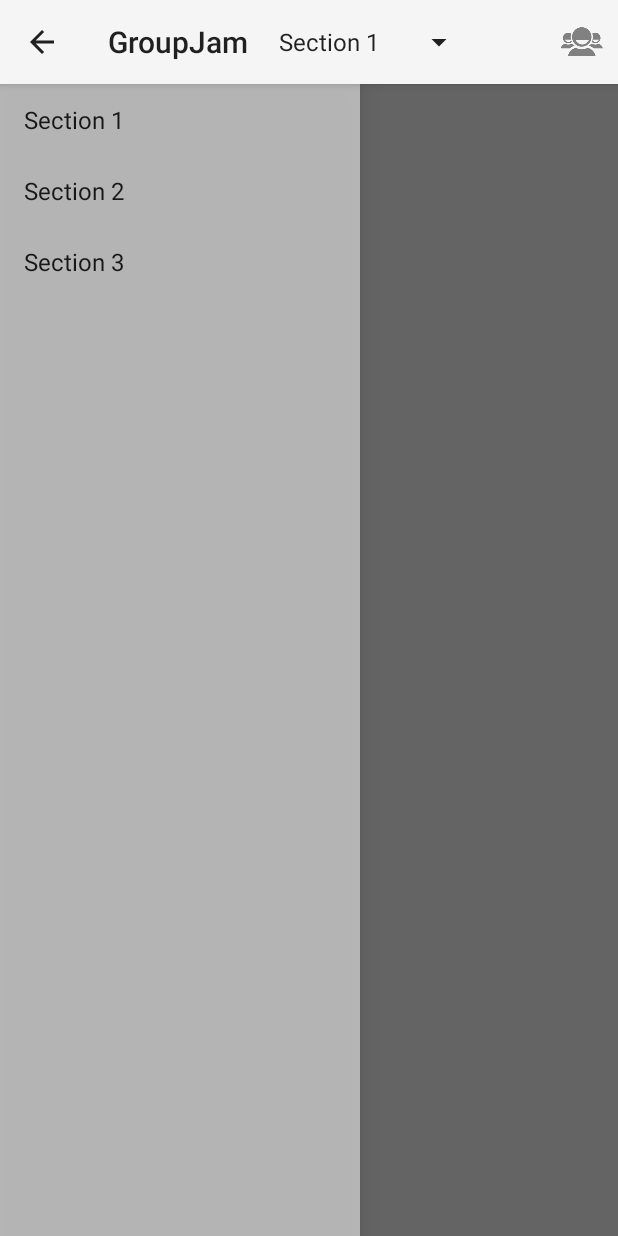
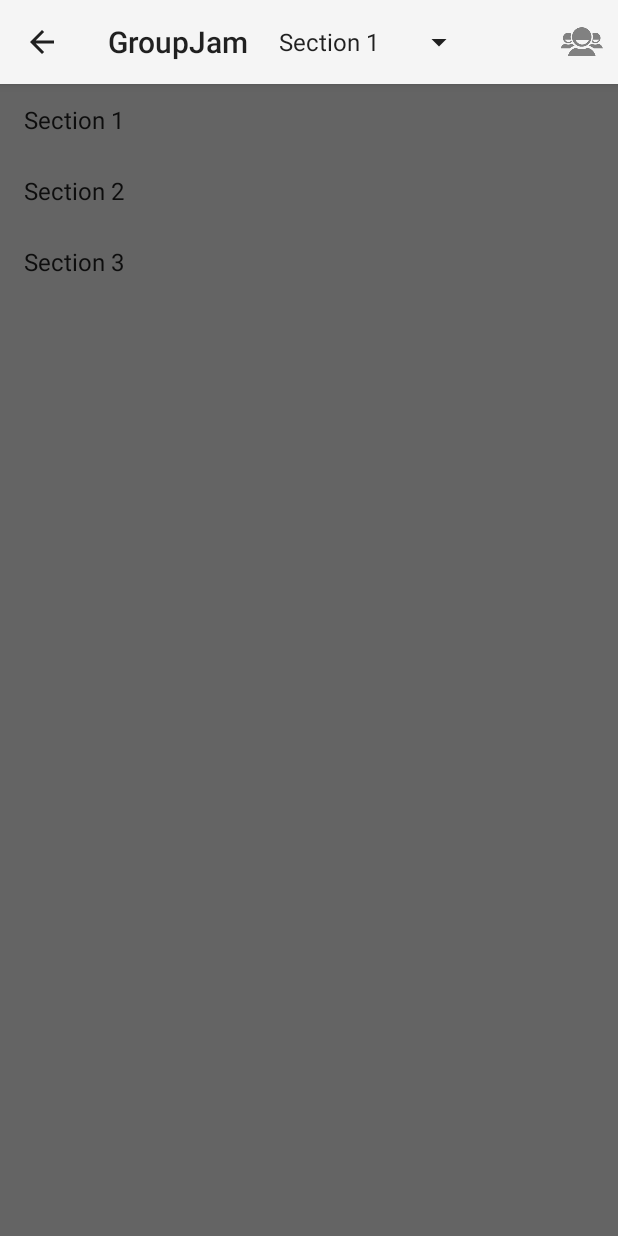
Before and after one commit to hkiehs/GroupJam, an Android app: the screen it shows after launch (HomeActivity), on a phone screen of 412 x 824 dp. Run offline under Robolectric (Android 15) with nearby library versions, the phone set to English and light mode, and no system bars; 4 statements that could not run were skipped.

Commit message:
layout finalised

```diff
--- a/GroupJam/src/main/java/com/noextent/groupjam/HomeActivity.java
+++ b/GroupJam/src/main/java/com/noextent/groupjam/HomeActivity.java
@@ -16,8 +16,13 @@ import android.view.ViewGroup;
 import android.widget.ArrayAdapter;
 import android.widget.TextView;
 import android.widget.Toast;
+import android.widget.Button;
+import android.support.v4.view.MenuItemCompat;
 
 public class HomeActivity extends ActionBarActivity implements ActionBar.OnNavigationListener, NavigationDrawerFragment.NavigationDrawerCallbacks {
+
+    static Button notifCount;
+    static int mNotifCount = 0;
 
     /**
      * The serialization (saved instance state) Bundle key representing the
@@ -42,11 +47,6 @@ public class HomeActivity extends ActionBarActivity implements ActionBar.OnNavig
 
         // Set up the action bar to show a dropdown list.
         ActionBar actionBar = getSupportActionBar();
-//        actionBar.setDisplayShowTitleEnabled(true);
-//        actionBar.setNavigationMode(ActionBar.NAVIGATION_MODE_LIST);
-//        actionBar.setTitle(mTitle);
-
-        // Set up the dropdown list navigation in the action bar.
         actionBar.setListNavigationCallbacks(
                 // Specify a SpinnerAdapter to populate the dropdown list.
                 new ArrayAdapter<String>(
@@ -104,8 +104,7 @@ public class HomeActivity extends ActionBarActivity implements ActionBar.OnNavig
     public void onRestoreInstanceState(Bundle savedInstanceState) {
         // Restore the previously serialized current dropdown position.
         if (savedInstanceState.containsKey(STATE_SELECTED_NAVIGATION_ITEM)) {
-            getSupportActionBar().setSelectedNavigationItem(0);
-//            getSupportActionBar().setSelectedNavigationItem(savedInstanceState.getInt(STATE_SELECTED_NAVIGATION_ITEM));
+            getSupportActionBar().setSelectedNavigationItem(savedInstanceState.getInt(STATE_SELECTED_NAVIGATION_ITEM));
         }
     }
 
@@ -121,6 +120,10 @@ public class HomeActivity extends ActionBarActivity implements ActionBar.OnNavig
     public boolean onCreateOptionsMenu(Menu menu) {
         // Inflate the menu; this adds items to the action bar if it is present.
         getMenuInflater().inflate(R.menu.home, menu);
+//        MenuItem item = menu.findItem(R.id.action_show_group);
+//        MenuItemCompat.setActionView(item, R.layout.feed_update_count);
+//        notifCount = (Button) MenuItemCompat.getActionView(item);
+//        notifCount.setText("2");
         showActionBar();
         return true;
     }
@@ -132,9 +135,15 @@ public class HomeActivity extends ActionBarActivity implements ActionBar.OnNavig
         // as you specify a parent activity in AndroidManifest.xml.
         int id = item.getItemId();
         if (id == R.id.action_add_group) {
-            Toast.makeText(HomeActivity.this, "Example action.", Toast.LENGTH_SHORT).show();
+            Toast.makeText(HomeActivity.this, "Create group", Toast.LENGTH_SHORT).show();
             return true;
         }
+//
+//        if (id == R.id.action_show_group) {
+//            Toast.makeText(HomeActivity.this, "Show group", Toast.LENGTH_SHORT).show();
+//            return true;
+//        }
+
 
 
         return super.onOptionsItemSelected(item);
--- a/GroupJam/src/main/res/layout/fragment_navigation_drawer.xml
+++ b/GroupJam/src/main/res/layout/fragment_navigation_drawer.xml
@@ -5,5 +5,5 @@
     android:choiceMode="singleChoice"
     android:divider="@android:color/transparent"
     android:dividerHeight="0dp"
-    android:background="#cccc"
+    android:background="@android:color/transparent"
     tools:context="com.noextent.groupjam.NavigationDrawerFragment" />
--- a/GroupJam/src/main/res/menu/home.xml
+++ b/GroupJam/src/main/res/menu/home.xml
@@ -7,4 +7,9 @@
         android:title="@string/action_example"
         android:icon="@drawable/ic_action_group"
         app:showAsAction="ifRoom" />
+
+    <!--<item android:id="@+id/action_show_group"-->
+        <!--android:title="@string/action_settings"-->
+        <!--android:orderInCategory="100"-->
+        <!--app:showAsAction="ifRoom" />-->
 </menu>
--- a/GroupJam/src/main/res/values/strings.xml
+++ b/GroupJam/src/main/res/values/strings.xml
@@ -5,9 +5,9 @@
     <string name="title_section1">Section 1</string>
     <string name="title_section2">Section 2</string>
     <string name="title_section3">Section 3</string>
-    <string name="action_settings">Settings</string>
+    <string name="action_settings">Groups</string>
     <string name="navigation_drawer_open">Open navigation drawer</string>
     <string name="navigation_drawer_close">Close navigation drawer</string>
-    <string name="action_example">Create Group</string>
+    <string name="action_example">Create</string>
 
 </resources>
```
Also changed, not shown: GroupJam/src/main/res/drawable/shape_notification.xml (added, +8 -0 lines), GroupJam/src/main/res/layout/feed_update_count.xml (added, +14 -0 lines), GroupJam/src/main/res/drawable-hdpi/ic_action_cc_bcc.png (added), GroupJam/src/main/res/drawable-mdpi/ic_action_cc_bcc.png (added), GroupJam/src/main/res/drawable-xhdpi/ic_action_cc_bcc.png (added), GroupJam/src/main/res/drawable-xxhdpi/ic_action_cc_bcc.png (added).
